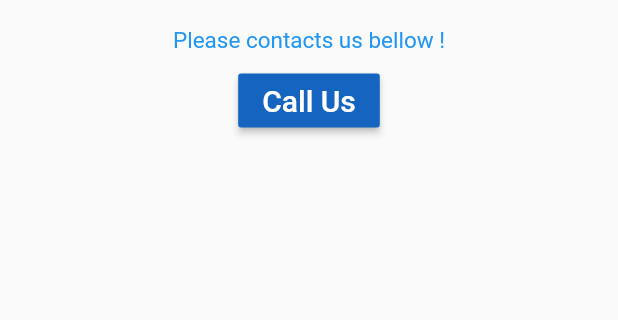
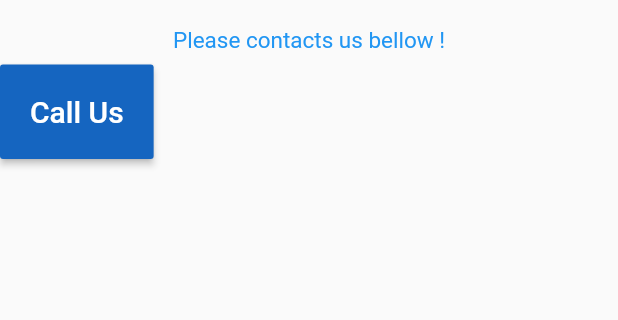
Before and after one commit to AaronPaul6/kurdistanTechnicalinstitute, a Flutter app: the HomeScreen screen opened by its route, after a tap on "Contact Us", on a phone screen of 412 x 824 dp, the part 474-794 px from its top. Run offline on Flutter 3.47's test engine with Material 2 defaults, Android fonts, the phone set to English and light mode, and no system bars; our stand-ins replace flutter_social_button, flutter_svg, google_fonts, sizer, video_player; missing offline and left inert: fancy_avatar.

Commit message:
marf_commit

```diff
--- a/lib/screens/Contactus/contact.dart
+++ b/lib/screens/Contactus/contact.dart
@@ -1,5 +1,6 @@
 import 'package:flutter/material.dart';
 import 'package:url_launcher/url_launcher.dart';
+import 'package:flutter_social_button/flutter_social_button.dart';
 
 void main() {
   runApp(const contact());
@@ -61,20 +62,35 @@ class contact extends StatelessWidget {
             const SizedBox(
               height: 7,
             ),
-            Center(
+           Row(
+             children:[
+               Container(
                  child: MaterialButton(
+                   padding: EdgeInsets.all(20),
+                   color: Colors.blue.shade800,
+                   minWidth: 70,
+                   height: 50,
+                   child: Align(
+                     alignment: Alignment.centerLeft,
+                     child: Text('Call Us', style: TextStyle( color: Colors.white , fontSize: 20,
+                     ),
+                     ),
+                   ),
                    onPressed: ( ) async{
                      final _call='tel:$_phoneNumber';
                    },
-                color: Colors.blue.shade800,
-                child: Text('Call Us', style: TextStyle( color: Colors.white , fontSize: 20,
                  ),
                ),
-
-            ),
+               Spacer(
+                 flex: 2,
                ),
 
+             ],//children
+           ),
+
+
   ],
+
       ),
 
 
--- a/pubspec.yaml
+++ b/pubspec.yaml
@@ -31,6 +31,7 @@ dependencies:
     sdk: flutter
   url_launcher: ^6.1.8
   video_player: ^2.5.1
+  flutter_social_button: ^1.1.4+1
 
 dev_dependencies:
   flutter_test:
```
Also changed, not shown: pubspec.lock. Lines whose indentation alone changed are shown as unchanged.
